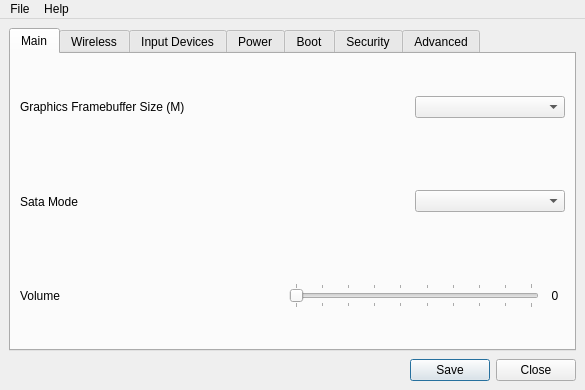
Qt form src/x230/corevantage.ui (JaGoLi/corevantage) before a commit.
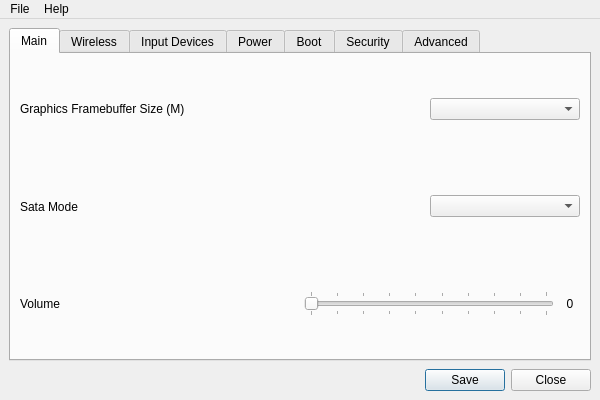
The same form after that commit.

Commit message: changed window dimensions

```diff
--- a/src/x230/corevantage.ui
+++ b/src/x230/corevantage.ui
@@ -6,26 +6,26 @@
    <rect>
     <x>0</x>
     <y>0</y>
-    <width>585</width>
-    <height>390</height>
+    <width>600</width>
+    <height>400</height>
    </rect>
   </property>
   <property name="sizePolicy">
-   <sizepolicy hsizetype="Preferred" vsizetype="Preferred">
+   <sizepolicy hsizetype="Fixed" vsizetype="Fixed">
     <horstretch>0</horstretch>
     <verstretch>0</verstretch>
    </sizepolicy>
   </property>
   <property name="minimumSize">
    <size>
-    <width>585</width>
-    <height>390</height>
+    <width>600</width>
+    <height>400</height>
    </size>
   </property>
   <property name="maximumSize">
    <size>
-    <width>585</width>
-    <height>390</height>
+    <width>600</width>
+    <height>400</height>
    </size>
   </property>
   <property name="focusPolicy">
@@ -1127,7 +1127,7 @@
     <rect>
      <x>0</x>
      <y>0</y>
-     <width>585</width>
+     <width>600</width>
      <height>20</height>
     </rect>
    </property>
```
